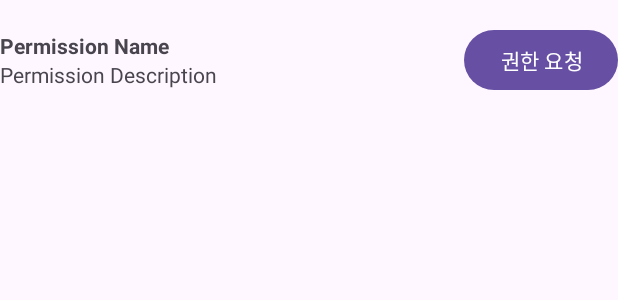
After one commit to chlghwls1212/BaseProject, an Android app: the layout item_permission_list.xml on its own in the app's theme, with its tools: preview values and no code run, on a phone screen of 412 x 824 dp. The commit adds this screen. Shown: the top 300 px of the screen. Run offline under Robolectric (Android 15) with nearby library versions, the phone set to English and light mode, and no system bars.

Commit message:
[07/19] 권한화면 로직구현, 권한 함수 공통화 작업

```diff
--- a/HybridMVVM/app/src/main/java/com/base/hybridmvvm/ui/base/BaseActivity.kt
+++ b/HybridMVVM/app/src/main/java/com/base/hybridmvvm/ui/base/BaseActivity.kt
@@ -7,6 +7,5 @@ abstract class BaseActivity : AppCompatActivity() {
     override fun onCreate(savedInstanceState: Bundle?) {
         super.onCreate(savedInstanceState)
         // 공통 초기화 코드
-
     }
 }
--- /dev/null
+++ b/HybridMVVM/app/src/main/res/layout/item_permission_list.xml
@@ -0,0 +1,38 @@
+<?xml version="1.0" encoding="utf-8"?>
+<LinearLayout xmlns:android="http://schemas.android.com/apk/res/android"
+    xmlns:app="http://schemas.android.com/apk/res-auto"
+    android:layout_width="match_parent"
+    android:layout_height="80dp"
+    android:orientation="horizontal"
+    >
+
+    <LinearLayout
+        android:layout_width="0dp"
+        android:layout_height="wrap_content"
+        android:layout_weight="1"
+        android:layout_gravity="center_vertical"
+        android:orientation="vertical"
+        android:layout_marginRight="10dp">
+
+        <TextView
+            android:id="@+id/permissionName"
+            android:layout_width="wrap_content"
+            android:layout_height="wrap_content"
+            android:text="Permission Name"
+            android:textStyle="bold" />
+
+        <TextView
+            android:id="@+id/permissionDescription"
+            android:layout_width="wrap_content"
+            android:layout_height="wrap_content"
+            android:text="Permission Description" />
+    </LinearLayout>
+
+    <Button
+        android:layout_gravity="center_vertical"
+        android:id="@+id/permissionButton"
+        android:layout_width="wrap_content"
+        android:layout_height="wrap_content"
+        android:maxLines="2"
+        android:text="권한 요청" />
+</LinearLayout>
```
Also changed, not shown: HybridMVVM/app/src/main/AndroidManifest.xml (+7 -3 lines), HybridMVVM/app/src/main/java/com/base/hybridmvvm/data/model/PermissionItem.kt (+31 -13 lines), HybridMVVM/app/src/main/java/com/base/hybridmvvm/ui/permission/PermissionActivity.kt (+68 -6 lines), HybridMVVM/app/src/main/java/com/base/hybridmvvm/ui/permission/PermissionAdapter.kt (added, +61 -0 lines), HybridMVVM/app/src/main/java/com/base/hybridmvvm/ui/permission/PermissionViewModel.kt (added, +40 -0 lines), HybridMVVM/app/src/main/java/com/base/hybridmvvm/utils/PermissionUtils.kt (+87 -1 lines), HybridMVVM/app/src/main/res/layout/activity_permission.xml (+20 -1 lines).
